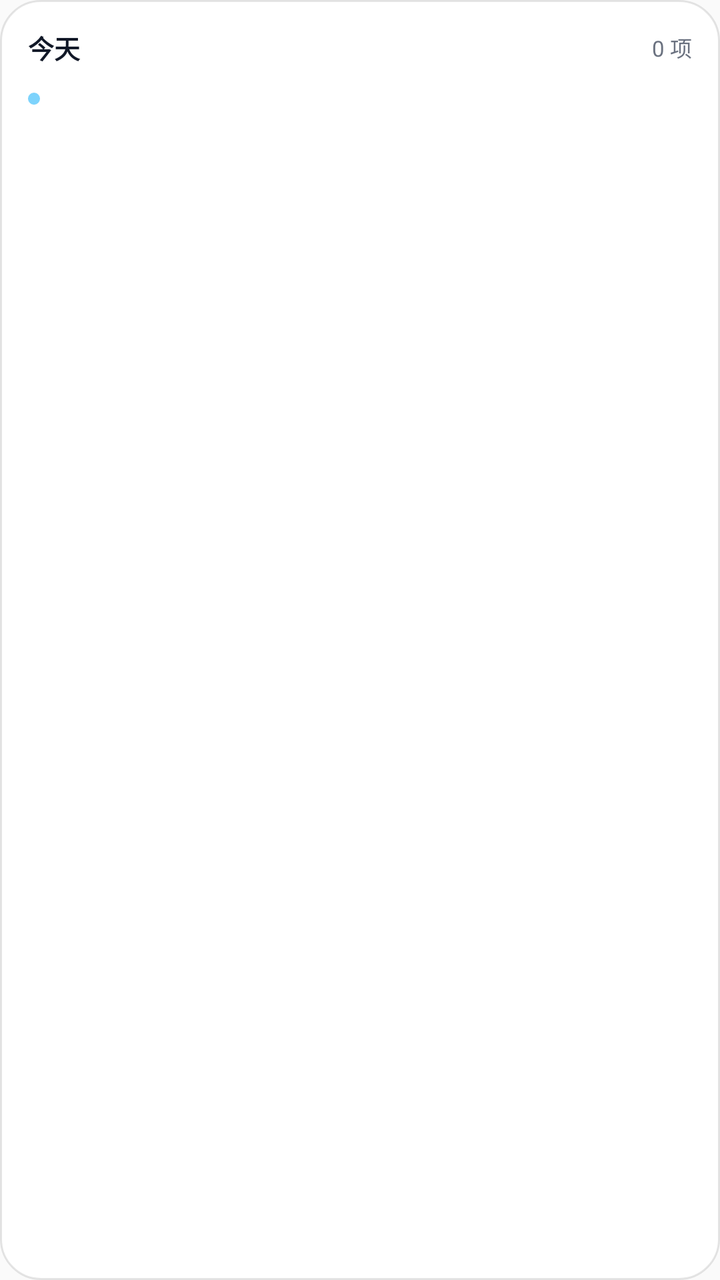
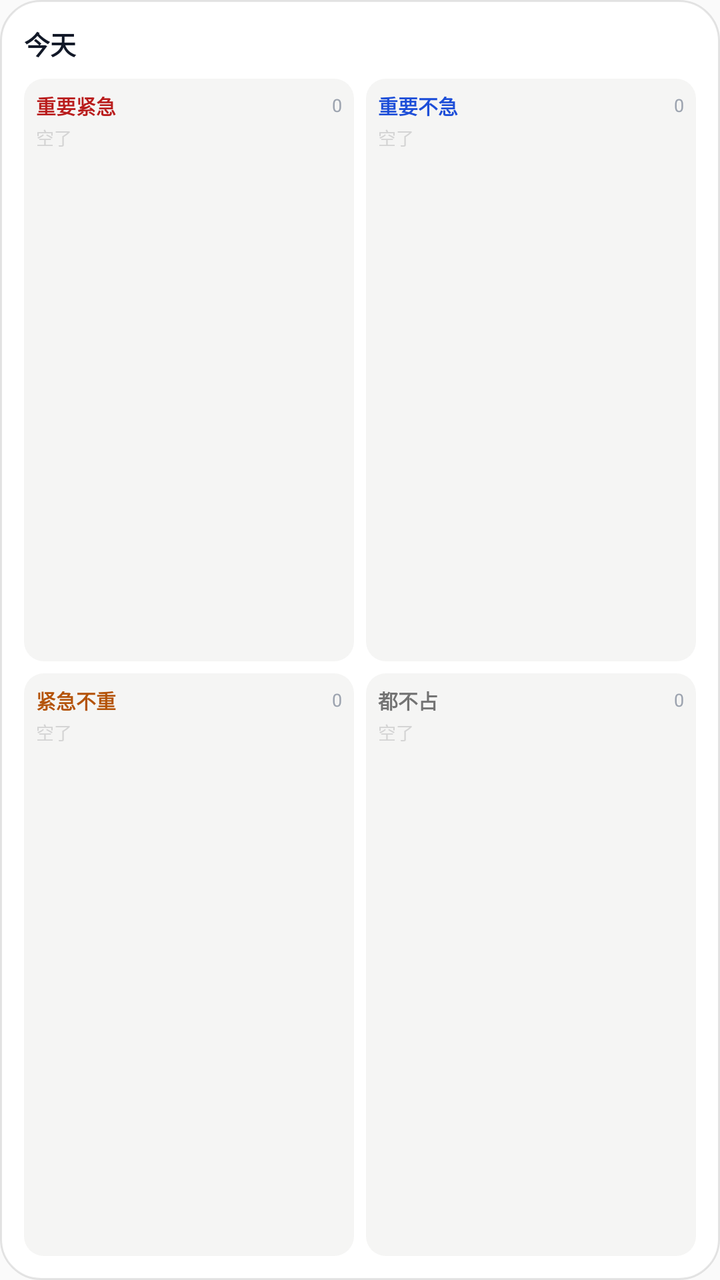

The first picture is an Android layout as it rendered before a commit; the second is the same layout after the commit. The layout source and the unified diff follow.
<!-- AndroidManifest.xml: application theme AppTheme -->
<!-- res/layout/ddl_widget.xml -->
<?xml version="1.0" encoding="utf-8"?>
<LinearLayout xmlns:android="http://schemas.android.com/apk/res/android"
    android:id="@+id/ddl_widget_root"
    android:layout_width="match_parent"
    android:layout_height="match_parent"
    android:background="@drawable/ddl_widget_bg"
    android:orientation="vertical"
    android:padding="14dp">

    <LinearLayout
        android:layout_width="match_parent"
        android:layout_height="wrap_content"
        android:orientation="horizontal"
        android:gravity="center_vertical">

        <TextView
            android:id="@+id/ddl_widget_title"
            android:layout_width="0dp"
            android:layout_height="wrap_content"
            android:layout_weight="1"
            android:maxLines="1"
            android:ellipsize="end"
            android:text="今天"
            android:textColor="#111827"
            android:textSize="13sp"
            android:textStyle="bold" />

        <TextView
            android:id="@+id/ddl_widget_count"
            android:layout_width="wrap_content"
            android:layout_height="wrap_content"
            android:text="0 项"
            android:textColor="#6B7280"
            android:textSize="11sp" />
    </LinearLayout>

    <TextView
        android:id="@+id/ddl_widget_empty"
        android:layout_width="match_parent"
        android:layout_height="0dp"
        android:layout_weight="1"
        android:gravity="center"
        android:text="今天清空了"
        android:textColor="#9CA3AF"
        android:textSize="12sp"
        android:visibility="gone" />

    <LinearLayout
        android:id="@+id/ddl_widget_row1"
        android:layout_width="match_parent"
        android:layout_height="wrap_content"
        android:layout_marginTop="8dp"
        android:orientation="horizontal"
        android:gravity="center_vertical">

        <ImageView
            android:layout_width="6dp"
            android:layout_height="6dp"
            android:layout_marginEnd="7dp"
            android:src="@drawable/ddl_widget_dot" />

        <TextView
            android:id="@+id/ddl_widget_row1_title"
            android:layout_width="0dp"
            android:layout_height="wrap_content"
            android:layout_weight="1"
            android:maxLines="1"
            android:ellipsize="end"
            android:textColor="#1F2937"
            android:textSize="12sp" />

        <TextView
            android:id="@+id/ddl_widget_row1_due"
            android:layout_width="wrap_content"
            android:layout_height="wrap_content"
            android:layout_marginStart="6dp"
            android:textColor="#9CA3AF"
            android:textSize="10sp" />
    </LinearLayout>

    <LinearLayout
        android:id="@+id/ddl_widget_row2"
        android:layout_width="match_parent"
        android:layout_height="wrap_content"
        android:layout_marginTop="8dp"
        android:orientation="horizontal"
        android:gravity="center_vertical"
        android:visibility="gone">

        <ImageView
            android:layout_width="6dp"
            android:layout_height="6dp"
            android:layout_marginEnd="7dp"
            android:src="@drawable/ddl_widget_dot" />

        <TextView
            android:id="@+id/ddl_widget_row2_title"
            android:layout_width="0dp"
            android:layout_height="wrap_content"
            android:layout_weight="1"
            android:maxLines="1"
            android:ellipsize="end"
            android:textColor="#1F2937"
            android:textSize="12sp" />

        <TextView
            android:id="@+id/ddl_widget_row2_due"
            android:layout_width="wrap_content"
            android:layout_height="wrap_content"
            android:layout_marginStart="6dp"
            android:textColor="#9CA3AF"
            android:textSize="10sp" />
    </LinearLayout>

    <LinearLayout
        android:id="@+id/ddl_widget_row3"
        android:layout_width="match_parent"
        android:layout_height="wrap_content"
        android:layout_marginTop="8dp"
        android:orientation="horizontal"
        android:gravity="center_vertical"
        android:visibility="gone">

        <ImageView
            android:layout_width="6dp"
            android:layout_height="6dp"
            android:layout_marginEnd="7dp"
            android:src="@drawable/ddl_widget_dot" />

        <TextView
            android:id="@+id/ddl_widget_row3_title"
            android:layout_width="0dp"
            android:layout_height="wrap_content"
            android:layout_weight="1"
            android:maxLines="1"
            android:ellipsize="end"
            android:textColor="#1F2937"
            android:textSize="12sp" />

        <TextView
            android:id="@+id/ddl_widget_row3_due"
            android:layout_width="wrap_content"
            android:layout_height="wrap_content"
            android:layout_marginStart="6dp"
            android:textColor="#9CA3AF"
            android:textSize="10sp" />
    </LinearLayout>

    <LinearLayout
        android:id="@+id/ddl_widget_row4"
        android:layout_width="match_parent"
        android:layout_height="wrap_content"
        android:layout_marginTop="8dp"
        android:orientation="horizontal"
        android:gravity="center_vertical"
        android:visibility="gone">

        <ImageView
            android:layout_width="6dp"
            android:layout_height="6dp"
            android:layout_marginEnd="7dp"
            android:src="@drawable/ddl_widget_dot" />

        <TextView
            android:id="@+id/ddl_widget_row4_title"
            android:layout_width="0dp"
            android:layout_height="wrap_content"
            android:layout_weight="1"
            android:maxLines="1"
            android:ellipsize="end"
            android:textColor="#1F2937"
            android:textSize="12sp" />

        <TextView
            android:id="@+id/ddl_widget_row4_due"
            android:layout_width="wrap_content"
            android:layout_height="wrap_content"
            android:layout_marginStart="6dp"
            android:textColor="#9CA3AF"
            android:textSize="10sp" />
    </LinearLayout>

    <TextView
        android:id="@+id/ddl_widget_footer"
        android:layout_width="match_parent"
        android:layout_height="wrap_content"
        android:layout_marginTop="8dp"
        android:maxLines="1"
        android:ellipsize="end"
        android:text=""
        android:textColor="#D97706"
        android:textSize="10sp"
        android:visibility="gone" />
</LinearLayout>
<!-- resources referenced by this layout -->
<resources>
  <!-- drawable ddl_widget_bg (drawable) -->
  <?xml version="1.0" encoding="utf-8"?>
  <shape xmlns:android="http://schemas.android.com/apk/res/android" android:shape="rectangle">
      <solid android:color="#F7FFFFFF" />
      <corners android:radius="20dp" />
      <stroke android:width="1dp" android:color="#1A000000" />
  </shape>
  <!-- drawable ddl_widget_dot (drawable) -->
  <?xml version="1.0" encoding="utf-8"?>
  <shape xmlns:android="http://schemas.android.com/apk/res/android" android:shape="oval">
      <solid android:color="#7DD3FC" />
      <size android:width="6dp" android:height="6dp" />
  </shape>
  <style name="AppTheme" parent="Theme.AppCompat.Light.DarkActionBar">
          
          <item name="colorPrimary">@color/colorPrimary</item>
          <item name="colorPrimaryDark">@color/colorPrimaryDark</item>
          <item name="colorAccent">@color/colorAccent</item>
      </style>
</resources>

<!-- the commit's change to res/layout/ddl_widget.xml (unified diff, before → after) -->
@@ -5,8 +5,9 @@
     android:layout_height="match_parent"
     android:background="@drawable/ddl_widget_bg"
     android:orientation="vertical"
-    android:padding="14dp">
-
+    android:padding="12dp">
+
+    
     <LinearLayout
         android:layout_width="match_parent"
         android:layout_height="wrap_content"
@@ -29,162 +30,253 @@
             android:id="@+id/ddl_widget_count"
             android:layout_width="wrap_content"
             android:layout_height="wrap_content"
-            android:text="0 项"
+            android:text=""
             android:textColor="#6B7280"
             android:textSize="11sp" />
     </LinearLayout>
 
-    <TextView
-        android:id="@+id/ddl_widget_empty"
+    
+    <LinearLayout
         android:layout_width="match_parent"
         android:layout_height="0dp"
         android:layout_weight="1"
-        android:gravity="center"
-        android:text="今天清空了"
-        android:textColor="#9CA3AF"
-        android:textSize="12sp"
-        android:visibility="gone" />
-
+        android:layout_marginTop="8dp"
+        android:orientation="horizontal">
+
+        <LinearLayout
+            android:layout_width="0dp"
+            android:layout_height="match_parent"
+            android:layout_weight="1"
+            android:layout_marginEnd="6dp"
+            android:background="@drawable/ddl_widget_cell"
+            android:orientation="vertical"
+            android:padding="6dp">
+
+            <LinearLayout
+                android:layout_width="match_parent"
+                android:layout_height="wrap_content"
+                android:gravity="center_vertical"
+                android:orientation="horizontal">
+
+                <TextView
+                    android:layout_width="0dp"
+                    android:layout_height="wrap_content"
+                    android:layout_weight="1"
+                    android:maxLines="1"
+                    android:ellipsize="end"
+                    android:text="重要紧急"
+                    android:textColor="#B91C1C"
+                    android:textSize="10sp"
+                    android:textStyle="bold" />
+
+                <TextView
+                    android:id="@+id/ddl_q1_count"
+                    android:layout_width="wrap_content"
+                    android:layout_height="wrap_content"
+                    android:text="0"
+                    android:textColor="#9CA3AF"
+                    android:textSize="9sp" />
+            </LinearLayout>
+
+            <TextView
+                android:id="@+id/ddl_q1_t1"
+                style="@style/DdlWidgetTask"
+                android:visibility="gone" />
+
+            <TextView
+                android:id="@+id/ddl_q1_t2"
+                style="@style/DdlWidgetTask"
+                android:visibility="gone" />
+
+            <TextView
+                android:id="@+id/ddl_q1_empty"
+                android:layout_width="match_parent"
+                android:layout_height="wrap_content"
+                android:layout_marginTop="2dp"
+                android:text="空了"
+                android:textColor="#D4D4D4"
+                android:textSize="9sp" />
+        </LinearLayout>
+
+        <LinearLayout
+            android:layout_width="0dp"
+            android:layout_height="match_parent"
+            android:layout_weight="1"
+            android:background="@drawable/ddl_widget_cell"
+            android:orientation="vertical"
+            android:padding="6dp">
+
+            <LinearLayout
+                android:layout_width="match_parent"
+                android:layout_height="wrap_content"
+                android:gravity="center_vertical"
+                android:orientation="horizontal">
+
+                <TextView
+                    android:layout_width="0dp"
+                    android:layout_height="wrap_content"
+                    android:layout_weight="1"
+                    android:maxLines="1"
+                    android:ellipsize="end"
+                    android:text="重要不急"
+                    android:textColor="#1D4ED8"
+                    android:textSize="10sp"
+                    android:textStyle="bold" />
+
+                <TextView
+                    android:id="@+id/ddl_q2_count"
+                    android:layout_width="wrap_content"
+                    android:layout_height="wrap_content"
+                    android:text="0"
+                    android:textColor="#9CA3AF"
+                    android:textSize="9sp" />
+            </LinearLayout>
+
+            <TextView
+                android:id="@+id/ddl_q2_t1"
+                style="@style/DdlWidgetTask"
+                android:visibility="gone" />
+
+            <TextView
+                android:id="@+id/ddl_q2_t2"
+                style="@style/DdlWidgetTask"
+                android:visibility="gone" />
+
+            <TextView
+                android:id="@+id/ddl_q2_empty"
+                android:layout_width="match_parent"
+                android:layout_height="wrap_content"
+                android:layout_marginTop="2dp"
+                android:text="空了"
+                android:textColor="#D4D4D4"
+                android:textSize="9sp" />
+        </LinearLayout>
+    </LinearLayout>
+
+    
     <LinearLayout
-        android:id="@+id/ddl_widget_row1"
-        android:layout_width="match_parent"
-        android:layout_height="wrap_content"
-        android:layout_marginTop="8dp"
-        android:orientation="horizontal"
-        android:gravity="center_vertical">
-
-        <ImageView
-            android:layout_width="6dp"
-            android:layout_height="6dp"
-            android:layout_marginEnd="7dp"
-            android:src="@drawable/ddl_widget_dot" />
-
-        <TextView
-            android:id="@+id/ddl_widget_row1_title"
-            android:layout_width="0dp"
-            android:layout_height="wrap_content"
-            android:layout_weight="1"
-            android:maxLines="1"
-            android:ellipsize="end"
-            android:textColor="#1F2937"
-            android:textSize="12sp" />
-
-        <TextView
-            android:id="@+id/ddl_widget_row1_due"
-            android:layout_width="wrap_content"
-            android:layout_height="wrap_content"
-            android:layout_marginStart="6dp"
-            android:textColor="#9CA3AF"
-            android:textSize="10sp" />
+        android:layout_width="match_parent"
+        android:layout_height="0dp"
+        android:layout_weight="1"
+        android:layout_marginTop="6dp"
+        android:orientation="horizontal">
+
+        <LinearLayout
+            android:layout_width="0dp"
+            android:layout_height="match_parent"
+            android:layout_weight="1"
+            android:layout_marginEnd="6dp"
+            android:background="@drawable/ddl_widget_cell"
+            android:orientation="vertical"
+            android:padding="6dp">
+
+            <LinearLayout
+                android:layout_width="match_parent"
+                android:layout_height="wrap_content"
+                android:gravity="center_vertical"
+                android:orientation="horizontal">
+
+                <TextView
+                    android:layout_width="0dp"
+                    android:layout_height="wrap_content"
+                    android:layout_weight="1"
+                    android:maxLines="1"
+                    android:ellipsize="end"
+                    android:text="紧急不重"
+                    android:textColor="#B45309"
+                    android:textSize="10sp"
+                    android:textStyle="bold" />
+
+                <TextView
+                    android:id="@+id/ddl_q3_count"
+                    android:layout_width="wrap_content"
+                    android:layout_height="wrap_content"
+                    android:text="0"
+                    android:textColor="#9CA3AF"
+                    android:textSize="9sp" />
+            </LinearLayout>
+
+            <TextView
+                android:id="@+id/ddl_q3_t1"
+                style="@style/DdlWidgetTask"
+                android:visibility="gone" />
+
+            <TextView
+                android:id="@+id/ddl_q3_t2"
+                style="@style/DdlWidgetTask"
+                android:visibility="gone" />
+
+            <TextView
+                android:id="@+id/ddl_q3_empty"
+                android:layout_width="match_parent"
+                android:layout_height="wrap_content"
+                android:layout_marginTop="2dp"
+                android:text="空了"
+                android:textColor="#D4D4D4"
+                android:textSize="9sp" />
+        </LinearLayout>
+
+        <LinearLayout
+            android:layout_width="0dp"
+            android:layout_height="match_parent"
+            android:layout_weight="1"
+            android:background="@drawable/ddl_widget_cell"
+            android:orientation="vertical"
+            android:padding="6dp">
+
+            <LinearLayout
+                android:layout_width="match_parent"
+                android:layout_height="wrap_content"
+                android:gravity="center_vertical"
+                android:orientation="horizontal">
+
+                <TextView
+                    android:layout_width="0dp"
+                    android:layout_height="wrap_content"
+                    android:layout_weight="1"
+                    android:maxLines="1"
+                    android:ellipsize="end"
+                    android:text="都不占"
+                    android:textColor="#737373"
+                    android:textSize="10sp"
+                    android:textStyle="bold" />
+
+                <TextView
+                    android:id="@+id/ddl_q4_count"
+                    android:layout_width="wrap_content"
+                    android:layout_height="wrap_content"
+                    android:text="0"
+                    android:textColor="#9CA3AF"
+                    android:textSize="9sp" />
+            </LinearLayout>
+
+            <TextView
+                android:id="@+id/ddl_q4_t1"
+                style="@style/DdlWidgetTask"
+                android:visibility="gone" />
+
+            <TextView
+                android:id="@+id/ddl_q4_t2"
+                style="@style/DdlWidgetTask"
+                android:visibility="gone" />
+
+            <TextView
+                android:id="@+id/ddl_q4_empty"
+                android:layout_width="match_parent"
+                android:layout_height="wrap_content"
+                android:layout_marginTop="2dp"
+                android:text="空了"
+                android:textColor="#D4D4D4"
+                android:textSize="9sp" />
+        </LinearLayout>
     </LinearLayout>
 
-    <LinearLayout
-        android:id="@+id/ddl_widget_row2"
-        android:layout_width="match_parent"
-        android:layout_height="wrap_content"
-        android:layout_marginTop="8dp"
-        android:orientation="horizontal"
-        android:gravity="center_vertical"
-        android:visibility="gone">
-
-        <ImageView
-            android:layout_width="6dp"
-            android:layout_height="6dp"
-            android:layout_marginEnd="7dp"
-            android:src="@drawable/ddl_widget_dot" />
-
-        <TextView
-            android:id="@+id/ddl_widget_row2_title"
-            android:layout_width="0dp"
-            android:layout_height="wrap_content"
-            android:layout_weight="1"
-            android:maxLines="1"
-            android:ellipsize="end"
-            android:textColor="#1F2937"
-            android:textSize="12sp" />
-
-        <TextView
-            android:id="@+id/ddl_widget_row2_due"
-            android:layout_width="wrap_content"
-            android:layout_height="wrap_content"
-            android:layout_marginStart="6dp"
-            android:textColor="#9CA3AF"
-            android:textSize="10sp" />
-    </LinearLayout>
-
-    <LinearLayout
-        android:id="@+id/ddl_widget_row3"
-        android:layout_width="match_parent"
-        android:layout_height="wrap_content"
-        android:layout_marginTop="8dp"
-        android:orientation="horizontal"
-        android:gravity="center_vertical"
-        android:visibility="gone">
-
-        <ImageView
-            android:layout_width="6dp"
-            android:layout_height="6dp"
-            android:layout_marginEnd="7dp"
-            android:src="@drawable/ddl_widget_dot" />
-
-        <TextView
-            android:id="@+id/ddl_widget_row3_title"
-            android:layout_width="0dp"
-            android:layout_height="wrap_content"
-            android:layout_weight="1"
-            android:maxLines="1"
-            android:ellipsize="end"
-            android:textColor="#1F2937"
-            android:textSize="12sp" />
-
-        <TextView
-            android:id="@+id/ddl_widget_row3_due"
-            android:layout_width="wrap_content"
-            android:layout_height="wrap_content"
-            android:layout_marginStart="6dp"
-            android:textColor="#9CA3AF"
-            android:textSize="10sp" />
-    </LinearLayout>
-
-    <LinearLayout
-        android:id="@+id/ddl_widget_row4"
-        android:layout_width="match_parent"
-        android:layout_height="wrap_content"
-        android:layout_marginTop="8dp"
-        android:orientation="horizontal"
-        android:gravity="center_vertical"
-        android:visibility="gone">
-
-        <ImageView
-            android:layout_width="6dp"
-            android:layout_height="6dp"
-            android:layout_marginEnd="7dp"
-            android:src="@drawable/ddl_widget_dot" />
-
-        <TextView
-            android:id="@+id/ddl_widget_row4_title"
-            android:layout_width="0dp"
-            android:layout_height="wrap_content"
-            android:layout_weight="1"
-            android:maxLines="1"
-            android:ellipsize="end"
-            android:textColor="#1F2937"
-            android:textSize="12sp" />
-
-        <TextView
-            android:id="@+id/ddl_widget_row4_due"
-            android:layout_width="wrap_content"
-            android:layout_height="wrap_content"
-            android:layout_marginStart="6dp"
-            android:textColor="#9CA3AF"
-            android:textSize="10sp" />
-    </LinearLayout>
-
+    
     <TextView
         android:id="@+id/ddl_widget_footer"
         android:layout_width="match_parent"
         android:layout_height="wrap_content"
-        android:layout_marginTop="8dp"
+        android:layout_marginTop="6dp"
         android:maxLines="1"
         android:ellipsize="end"
         android:text=""
<!-- resource entries referenced after the edit -->
@@ -7,12 +7,21 @@
       <corners android:radius="20dp" />
       <stroke android:width="1dp" android:color="#1A000000" />
   </shape>
-  <!-- drawable ddl_widget_dot (drawable) -->
+  <!-- drawable ddl_widget_cell (drawable) -->
   <?xml version="1.0" encoding="utf-8"?>
-  <shape xmlns:android="http://schemas.android.com/apk/res/android" android:shape="oval">
-      <solid android:color="#7DD3FC" />
-      <size android:width="6dp" android:height="6dp" />
+  <shape xmlns:android="http://schemas.android.com/apk/res/android" android:shape="rectangle">
+      <solid android:color="#F5F5F4" />
+      <corners android:radius="10dp" />
   </shape>
+  <style name="DdlWidgetTask">
+          <item name="android:layout_width">match_parent</item>
+          <item name="android:layout_height">wrap_content</item>
+          <item name="android:layout_marginTop">3dp</item>
+          <item name="android:maxLines">1</item>
+          <item name="android:ellipsize">end</item>
+          <item name="android:textColor">#374151</item>
+          <item name="android:textSize">9.5sp</item>
+      </style>
   <style name="AppTheme" parent="Theme.AppCompat.Light.DarkActionBar">
           
           <item name="colorPrimary">@color/colorPrimary</item>
